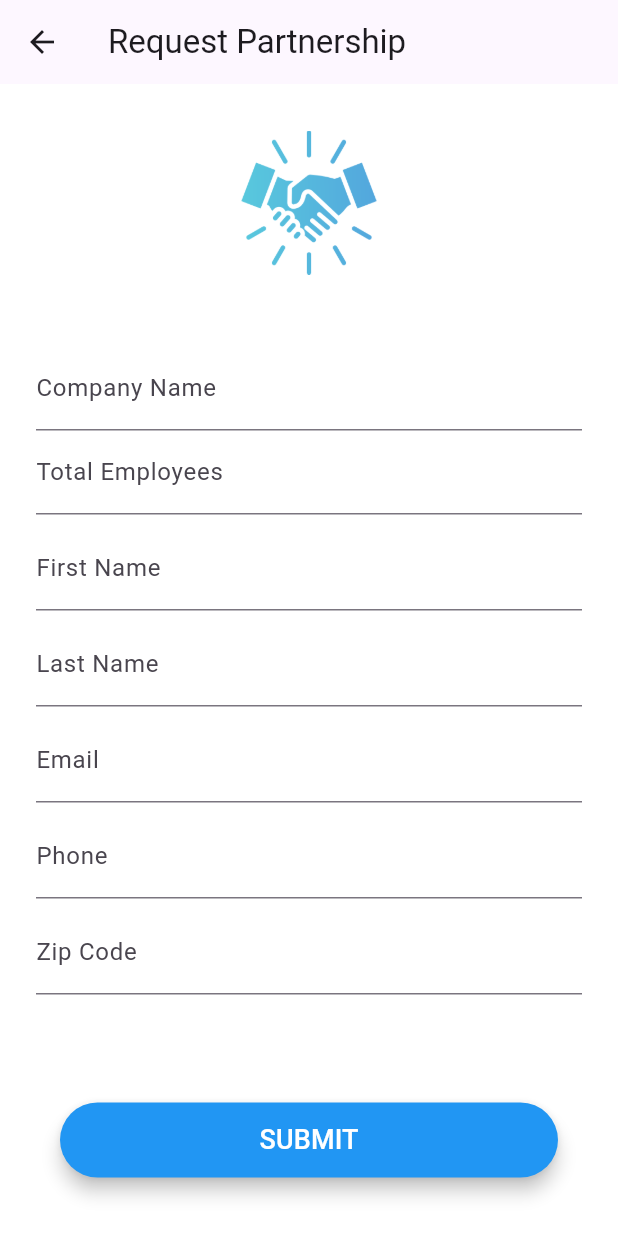
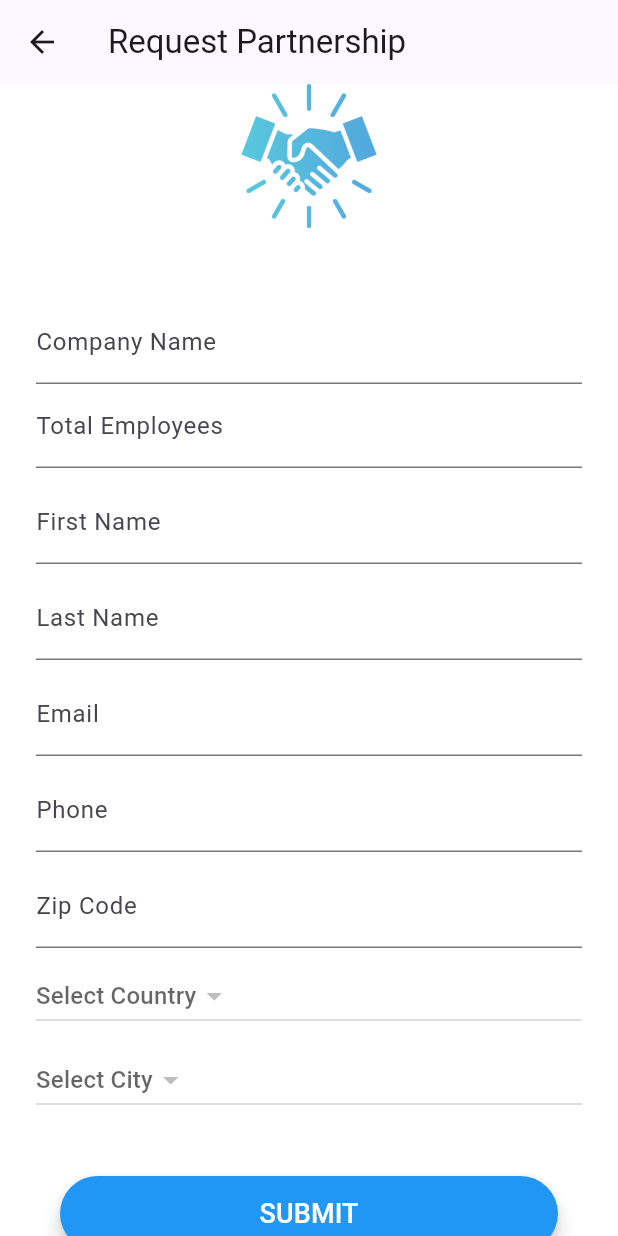
Before and after one commit to CreatorB/flutter-medmap, a Flutter app: the RequestPage screen opened directly with empty values, after a tap on "SUBMIT", on a phone screen of 412 x 824 dp. Run offline on Flutter 3.47's test engine with Material 3 defaults, Android fonts, the phone set to English and light mode, and no system bars; our stand-ins replace bloc, dio, equatable, flutter_bloc, flutter_cache_manager, flutter_image_compress and 6 more; missing offline and left inert: back_button_interceptor, flutter_pdfview, navbar_router, omega_dio_logger, pretty_http_logger; accounts and stored records are empty; network calls fail; statements that could not run were skipped; project files that could hold a hidden picture were left out.

Commit message:
:star2: fix partnership dropdown walhamdulillah

```diff
--- /dev/null
+++ b/lib/cubit/partnership/partnership.dart
@@ -0,0 +1,177 @@
+import 'package:flutter/material.dart';
+import 'package:http/http.dart' as http;
+import 'dart:convert';
+
+class Country {
+  final int id;
+  final String name;
+
+  Country({required this.id, required this.name});
+
+  factory Country.fromJson(Map<String, dynamic> json) {
+    return Country(
+      id: json['id'],
+      name: json['name'],
+    );
+  }
+}
+
+class City {
+  final int id;
+  final String name;
+  final int countryId;
+
+  City({required this.id, required this.name, required this.countryId});
+
+  factory City.fromJson(Map<String, dynamic> json) {
+    return City(
+      id: json['id'],
+      name: json['name'],
+      countryId: json['country_id'],
+    );
+  }
+}
+
+// Mendapatkan daftar negara
+Future<List<Country>> fetchCountries() async {
+  final response = await http.get(Uri.parse(
+      'https://api-medmap.mandatech.co.id/v1/countries?page=1&limit=25'));
+
+  if (response.statusCode == 200) {
+    List<dynamic> data = json.decode(response.body)['data'];
+    return data.map((country) => Country.fromJson(country)).toList();
+  } else {
+    throw Exception('Failed to load countries');
+  }
+}
+
+// Mendapatkan daftar kota berdasarkan ID negara
+Future<List<City>> fetchCities(int countryId) async {
+  final response = await http.get(Uri.parse(
+      'https://api-medmap.mandatech.co.id/v1/countries/$countryId/states?page=1&limit=1000'));
+
+  if (response.statusCode == 200) {
+    List<dynamic> data = json.decode(response.body)['data'];
+    return data.map((city) => City.fromJson(city)).toList();
+  } else {
+    throw Exception('Failed to load cities');
+  }
+}
+
+// void partnership() => runApp(CountryCityDropdown());
+
+class CountryCityDropdown extends StatefulWidget {
+  @override
+  _CountryCityDropdownState createState() => _CountryCityDropdownState();
+}
+
+class _CountryCityDropdownState extends State<CountryCityDropdown> {
+  List<Country> _countries = [];
+  List<City> _cities = [];
+  Country? _selectedCountry;
+  City? _selectedCity;
+  bool _isLoadingCountries = false;
+  bool _isLoadingCities = false;
+  String? _error;
+
+  @override
+  void initState() {
+    super.initState();
+    _loadCountries();
+  }
+
+  void _loadCountries() async {
+    setState(() {
+      _isLoadingCountries = true;
+      _error = null;
+    });
+    try {
+      List<Country> countries = await fetchCountries();
+      setState(() {
+        _countries = countries;
+      });
+    } catch (e) {
+      setState(() {
+        _error = e.toString();
+      });
+    } finally {
+      setState(() {
+        _isLoadingCountries = false;
+      });
+    }
+  }
+
+  void _loadCities(int countryId) async {
+    setState(() {
+      _isLoadingCities = true;
+      _error = null;
+    });
+    try {
+      List<City> cities = await fetchCities(countryId);
+      setState(() {
+        _cities = cities;
+        _selectedCity = null;
+      });
+    } catch (e) {
+      setState(() {
+        _error = e.toString();
+      });
+    } finally {
+      setState(() {
+        _isLoadingCities = false;
+      });
+    }
+  }
+
+  @override
+  Widget build(BuildContext context) {
+    return MaterialApp(
+      home: Scaffold(
+        appBar: AppBar(title: Text('Select Country and City')),
+        body: _isLoadingCountries
+            ? Center(child: CircularProgressIndicator())
+            : _error != null
+                ? Center(child: Text(_error!))
+                : Column(
+                    children: [
+                      DropdownButton<Country>(
+                        hint: Text('Select Country'),
+                        value: _selectedCountry,
+                        onChanged: (Country? newValue) {
+                          setState(() {
+                            _selectedCountry = newValue;
+                            if (newValue != null) {
+                              _loadCities(newValue.id);
+                            }
+                          });
+                        },
+                        items: _countries.map((Country country) {
+                          return DropdownMenuItem<Country>(
+                            value: country,
+                            child: Text(country.name),
+                          );
+                        }).toList(),
+                      ),
+                      _isLoadingCities
+                          ? Center(child: CircularProgressIndicator())
+                          : DropdownButton<City>(
+                              hint: Text('Select City'),
+                              value: _selectedCity,
+                              onChanged: (City? newValue) {
+                                setState(() {
+                                  _selectedCity = newValue;
+                                });
+                              },
+                              items: _cities.map((City city) {
+                                return DropdownMenuItem<City>(
+                                  value: city,
+                                  child: Text(city.name),
+                                );
+                              }).toList(),
+                            ),
+                    ],
+                  ),
+      ),
+    );
+  }
+}
--- a/lib/cubit/partnership/request_cubit.dart
+++ b/lib/cubit/partnership/request_cubit.dart
@@ -9,59 +9,74 @@ import 'package:omega_dio_logger/omega_dio_logger.dart';
 import 'package:equatable/equatable.dart';
 import 'package:go_router/go_router.dart';
 import 'package:fluttertoast/fluttertoast.dart';
-import 'request_state.dart';
+
+import 'package:meta/meta.dart';
+import 'dart:convert';
+part 'request_state.dart';
+
+class Country {
+  final int id;
+  final String name;
+
+  Country({required this.id, required this.name});
+
+  factory Country.fromJson(Map<String, dynamic> json) {
+    return Country(
+      id: json['id'],
+      name: json['name'],
+    );
+  }
+}
+
+class City {
+  final int id;
+  final String name;
+  final int countryId;
+
+  City({required this.id, required this.name, required this.countryId});
+
+  factory City.fromJson(Map<String, dynamic> json) {
+    return City(
+      id: json['id'],
+      name: json['name'],
+      countryId: json['country_id'],
+    );
+  }
+}
 
 class RequestCubit extends Cubit<RequestState> {
   RequestCubit() : super(RequestInitial());
 
   String? selectedCountryId;
-
   String? selectedStateId;
-
   final Dio _dio = Dio();
 
   void selectCountry(String countryId) {
-    print('Selecting Country ID: $countryId');
     selectedCountryId = countryId;
     if (state is CountriesLoaded) {
-      print('Emitting CountriesLoaded');
       emit(CountriesLoaded(countries: (state as CountriesLoaded).countries));
     }
     fetchStates(countryId);
   }
 
   void selectState(String stateId) {
-    print('Selecting State ID: $stateId');
     selectedStateId = stateId;
     if (state is StatesLoaded) {
-      print('Emitting StatesLoaded');
       emit(StatesLoaded(states: (state as StatesLoaded).states));
     }
   }
-
-  // void selectCountry(String countryId) async {
-  //   selectedCountryId = countryId;
-
-  //   emit(CountrySelected(countryId: countryId));
-
-  //   await fetchStates(countryId);
-  // }
-
-  // void selectState(String stateId) {
-  //   selectedStateId = stateId;
-
-  //   emit(StateSelected(stateId: stateId));
-  // }
 
   Future<void> fetchCountries() async {
     emit(RequestLoading());
 
     try {
-      final response =
-          await _dio.get('${Const.URL_API}/countries?page=1&limit=9999');
+      final response = await _dio.get('${Const.URL_API}/countries?page=1&limit=9999');
 
       if (response.statusCode == 200) {
-        emit(CountriesLoaded(countries: response.data['data']));
+        List<Country> countries = (response.data['data'] as List)
+            .map((country) => Country.fromJson(country))
+            .toList();
+        emit(CountriesLoaded(countries: countries));
       } else {
         emit(RequestError(message: 'Failed to load countries'));
       }
@@ -74,11 +89,13 @@ void selectCountry(String countryId) {
     emit(RequestLoading());
 
     try {
-      final response = await _dio
-          .get('${Const.URL_API}/countries/$countryId/states?page=1&limit=999');
+      final response = await _dio.get('${Const.URL_API}/countries/$countryId/states?page=1&limit=999');
 
       if (response.statusCode == 200) {
-        emit(StatesLoaded(states: response.data['data']));
+        List<City> states = (response.data['data'] as List)
+            .map((state) => City.fromJson(state))
+            .toList();
+        emit(StatesLoaded(states: states));
       } else {
         emit(RequestError(message: 'Failed to load states'));
       }
@@ -87,19 +104,12 @@ void selectCountry(String countryId) {
     }
   }
 
-  Future<void> submitForm(BuildContext context, id,Map<String, dynamic> formData) async {
-    print("Form Data $id : $formData");
-
+  Future<void> submitForm(BuildContext context, String id, Map<String, dynamic> formData) async {
+    // print('cekFormData : ' + formData.toString());
     emit(RequestLoading());
-
     try {
-      final response = await _dio.post(
-        '${Const.API_PRODUCTS}/$id/demo-request',
-        data: formData,
-      );
-      print('cekResponse : ' + response.toString());
+      final response = await _dio.post('${Const.API_PRODUCTS}/$id/demo-request', data: formData);
       if (response.statusCode == 200) {
-        // emit(RequestSuccess(message: response.data['message']));
         Fluttertoast.showToast(
           msg: "Successfully Submitted",
           toastLength: Toast.LENGTH_SHORT,
@@ -107,7 +117,7 @@ void selectCountry(String countryId) {
           timeInSecForIosWeb: 1,
           backgroundColor: Colors.green,
           textColor: Colors.white,
-        fontSize: 16.0
+          fontSize: 16.0,
         );
         Future.delayed(Duration(seconds: 1), () {
           context.go(AppRoutes.home);
@@ -121,32 +131,22 @@ void selectCountry(String countryId) {
   }
 
   String getSelectedCountryName() {
-  print('cekCountryInit');
-  if (state is CountriesLoaded) {
-    print('State is CountriesLoaded');
-    final country = (state as CountriesLoaded).countries.firstWhere(
-      (country) => country['id'].toString() == selectedCountryId,
-      orElse: () => null,
-    );
-    print('cekCountry: $country');
-    return country != null ? country['name'] : '';
+    if (state is CountriesLoaded && selectedCountryId != null) {
+      final country = (state as CountriesLoaded)
+          .countries
+          .firstWhere((country) => country.id.toString() == selectedCountryId, orElse: () => Country(id: 0, name: ''));
+      return country.name;
     }
-  print('State is not CountriesLoaded');
     return '';
   }
 
   String getSelectedStateName() {
-  print('cekStateInit');
-  if (state is StatesLoaded) {
-    print('State is StatesLoaded');
-    final stateObj = (state as StatesLoaded).states.firstWhere(
-      (state) => state['id'].toString() == selectedStateId,
-      orElse: () => null,
-    );
-    print('cekState: $stateObj');
-    return stateObj != null ? stateObj['name'] : '';
+    if (state is StatesLoaded && selectedStateId != null) {
+      final city = (state as StatesLoaded)
+          .states
+          .firstWhere((state) => state.id.toString() == selectedStateId, orElse: () => City(id: 0, name: '', countryId: 0));
+      return city.name;
     }
-  print('State is not StatesLoaded');
     return '';
   }
 }
--- a/lib/cubit/partnership/request_page.dart
+++ b/lib/cubit/partnership/request_page.dart
@@ -4,7 +4,74 @@ import 'package:flutter_bloc/flutter_bloc.dart';
 import 'package:go_router/go_router.dart';
 import 'package:medmap/route/app_routes.dart';
 import 'request_cubit.dart';
-import 'request_state.dart';
+import 'package:dio/dio.dart';
+import 'package:omega_dio_logger/omega_dio_logger.dart';
+import 'package:medmap/const.dart';
+import 'dart:convert';
+
+// patch dropdown city country
+class Country {
+  final int id;
+  final String name;
+
+  Country({required this.id, required this.name});
+
+  factory Country.fromJson(Map<String, dynamic> json) {
+    return Country(
+      id: json['id'],
+      name: json['name'],
+    );
+  }
+}
+
+class City {
+  final int id;
+  final String name;
+  final int countryId;
+
+  City({required this.id, required this.name, required this.countryId});
+
+  factory City.fromJson(Map<String, dynamic> json) {
+    return City(
+      id: json['id'],
+      name: json['name'],
+      countryId: json['country_id'],
+    );
+  }
+}
+
+// Mendapatkan daftar negara
+Future<List<Country>> fetchCountries() async {
+  var dio = Dio();
+  dio.interceptors.add(const OmegaDioLogger());
+  final response =
+      await dio.get('${Const.URL_API}/countries?page=1&limit=9999');
+  if (response.statusCode == 200) {
+    List<Country> countries = (response.data['data'] as List)
+        .map((country) => Country.fromJson(country))
+        .toList();
+    return countries;
+  } else {
+    throw Exception('Failed to load countries');
+  }
+}
+
+// Mendapatkan daftar kota berdasarkan ID negara
+Future<List<City>> fetchCities(int countryId) async {
+  var dio = Dio();
+  dio.interceptors.add(const OmegaDioLogger());
+  final response = await dio
+      .get('${Const.URL_API}/countries/$countryId/states?page=1&limit=999');
+  if (response.statusCode == 200) {
+    List<City> cities = (response.data['data'] as List)
+        .map((state) => City.fromJson(state))
+        .toList();
+    return cities;
+  } else {
+    throw Exception('Failed to load cities');
+  }
+}
+// end patch
 
 class RequestPage extends StatefulWidget {
   final int itemId;
@@ -24,20 +91,73 @@ class _RequestPageState extends State<RequestPage> {
   final TextEditingController _phoneController = TextEditingController();
   final TextEditingController _zipCodeController = TextEditingController();
 
+  // patch dropdown city country
+  List<Country> _countries = [];
+  List<City> _cities = [];
+  Country? _selectedCountry;
+  City? _selectedCity;
+  bool _isLoadingCountries = false;
+  bool _isLoadingCities = false;
+  String? _error;
+
   bool myInterceptor(bool stopDefaultButtonEvent, RouteInfo info) {
-    context.go('/home'); // Use your correct home route here
+    context.go(AppRoutes.home); // Use your correct home route here
     return true;
   }
 
   @override
   void initState() {
     super.initState();
-    // BackButtonInterceptor.add(myInterceptor);
+    _loadCountries();
+    BackButtonInterceptor.add(myInterceptor);
+  }
+
+  void _loadCountries() async {
+    setState(() {
+      _isLoadingCountries = true;
+      _error = null;
+    });
+    try {
+      List<Country> countries = await fetchCountries();
+      setState(() {
+        _countries = countries;
+      });
+    } catch (e) {
+      setState(() {
+        _error = e.toString();
+      });
+    } finally {
+      setState(() {
+        _isLoadingCountries = false;
+      });
+    }
+  }
+
+  void _loadCities(int countryId) async {
+    setState(() {
+      _isLoadingCities = true;
+      _error = null;
+    });
+    try {
+      List<City> cities = await fetchCities(countryId);
+      setState(() {
+        _cities = cities;
+        _selectedCity = null;
+      });
+    } catch (e) {
+      setState(() {
+        _error = e.toString();
+      });
+    } finally {
+      setState(() {
+        _isLoadingCities = false;
+      });
+    }
   }
 
   @override
   void dispose() {
-    // BackButtonInterceptor.remove(myInterceptor);
+    BackButtonInterceptor.remove(myInterceptor);
     _companyController.dispose();
     _totalEmployeesController.dispose();
     _firstNameController.dispose();
@@ -88,7 +208,7 @@ class _RequestPageState extends State<RequestPage> {
                 },
               );
             } else if (state is RequestSuccess) {
-              context.go('/home');
+              context.go(AppRoutes.home);
             }
           },
           builder: (context, state) {
@@ -123,14 +243,12 @@ class _RequestPageState extends State<RequestPage> {
                       'last_name': _lastNameController.text,
                       'email': _emailController.text,
                       'phone': _phoneController.text,
-                      'country_id':
-                          context.read<RequestCubit>().selectedCountryId,
-                      'state_id': context.read<RequestCubit>().selectedStateId,
+                      'country_id': _selectedCountry?.id,
+                      'state_id': _selectedCity?.id,
                       'zip_code': _zipCodeController.text
                     };
-                    context
-                        .read<RequestCubit>()
-                        .submitForm(context, widget.itemId, formData);
+                    context.read<RequestCubit>().submitForm(
+                        context, widget.itemId.toString(), formData);
                   }
                 },
                 child: Text('SUBMIT', style: TextStyle(fontSize: 18)),
@@ -228,26 +346,43 @@ class _RequestPageState extends State<RequestPage> {
                         return null;
                       },
                     ),
-                    SizedBox(height: 24.0),
-                    CountryDropdown(),
-// if (context.read<RequestCubit>().selectedCountryId != null)
-//                       Padding(
-//                         padding: const EdgeInsets.only(top: 8.0),
-//                         child: Text(
-//                           context.read<RequestCubit>().getSelectedCountryName(),
-//                           style: TextStyle(fontSize: 16, color: Colors.red),
-//                         ),
-//                       ),
                     SizedBox(height: 8.0),
-                    StateDropdown(),
-                    // if (context.read<RequestCubit>().selectedStateId != null)
-                    //   Padding(
-                    //     padding: const EdgeInsets.only(top: 8.0),
-                    //     child: Text(
-                    //       context.read<RequestCubit>().getSelectedStateName(),
-                    //       style: TextStyle(fontSize: 16),
-                    //     ),
-                    //   ),
+                    // CountryDropdown(),
+                    DropdownButton<Country>(
+                      hint: Text('Select Country'),
+                      value: _selectedCountry,
+                      onChanged: (Country? newValue) {
+                        setState(() {
+                          _selectedCountry = newValue;
+                          if (newValue != null) {
+                            _loadCities(newValue.id);
+                          }
+                        });
+                      },
+                      items: _countries.map((Country country) {
+                        return DropdownMenuItem<Country>(
+                          value: country,
+                          child: Text(country.name),
+                        );
+                      }).toList(),
+                    ),
+                    SizedBox(height: 8.0),
+                    // StateDropdown(),
+                    DropdownButton<City>(
+                      hint: Text('Select City'),
+                      value: _selectedCity,
+                      onChanged: (City? newValue) {
+                        setState(() {
+                          _selectedCity = newValue;
+                        });
+                      },
+                      items: _cities.map((City city) {
+                        return DropdownMenuItem<City>(
+                          value: city,
+                          child: Text(city.name),
+                        );
+                      }).toList(),
+                    ),
                     SizedBox(height: 24.0),
                     submitButton,
                     SizedBox(height: 8.0),
@@ -273,8 +408,8 @@ class CountryDropdown extends StatelessWidget {
             decoration: InputDecoration(labelText: 'Country'),
             items: state.countries.map<DropdownMenuItem<String>>((country) {
               return DropdownMenuItem<String>(
-                value: country['id'].toString(),
-                child: Text(country['name']),
+                value: country.id.toString(),
+                child: Text(country.name),
               );
             }).toList(),
             onChanged: (value) {
@@ -311,8 +446,8 @@ class StateDropdown extends StatelessWidget {
             decoration: InputDecoration(labelText: 'State'),
             items: state.states.map<DropdownMenuItem<String>>((state) {
               return DropdownMenuItem<String>(
-                value: state['id'].toString(),
-                child: Text(state['name']),
+                value: state.id.toString(),
+                child: Text(state.name),
               );
             }).toList(),
             onChanged: (value) {
--- a/lib/cubit/partnership/request_state.dart
+++ b/lib/cubit/partnership/request_state.dart
@@ -1,66 +1,61 @@
-import 'package:equatable/equatable.dart';
+// import 'package:equatable/equatable.dart';
 
-abstract class RequestState extends Equatable {
-  const RequestState();
+// abstract class RequestState extends Equatable {
+//   const RequestState();
 
-  @override
-  List<Object> get props => [];
-}
+//   @override
+//   List<Object> get props => [];
+// }
 
+part of 'request_cubit.dart';
+
+abstract class RequestState {}
 class RequestInitial extends RequestState {}
 
 class RequestLoading extends RequestState {}
 
 class RequestSuccess extends RequestState {
   final String message;
-  const RequestSuccess({required this.message});
+  RequestSuccess({required this.message});
 }
 
 class RequestError extends RequestState {
   final String message;
 
-  const RequestError({required this.message});
+  RequestError({required this.message});
 
-  @override
-  List<Object> get props => [message];
+  // @override
+  // List<Object> get props => [message];
 }
 
 class CountriesLoading extends RequestState {}
 
 class CountriesLoaded extends RequestState {
-  final List<dynamic> countries;
-
-  const CountriesLoaded({required this.countries});
-
-  @override
-  List<Object> get props => [countries];
+  final List<Country> countries;
+  CountriesLoaded({required this.countries});
 }
 
 class StatesLoading extends RequestState {}
 
 class StatesLoaded extends RequestState {
-  final List<dynamic> states;
-
-  const StatesLoaded({required this.states});
-
-  @override
-  List<Object> get props => [states];
+  final List<City> states;
+  StatesLoaded({required this.states});
 }
 
 class CountrySelected extends RequestState {
   final String countryId;
 
-  const CountrySelected({required this.countryId});
+  CountrySelected({required this.countryId});
 
-  @override
-  List<Object> get props => [countryId];
+  // @override
+  // List<Object> get props => [countryId];
 }
 
 class StateSelected extends RequestState {
   final String stateId;
 
-  const StateSelected({required this.stateId});
+  StateSelected({required this.stateId});
 
-  @override
-  List<Object> get props => [stateId];
+  // @override
+  // List<Object> get props => [stateId];
 }
--- a/lib/views/details/detail_products.dart
+++ b/lib/views/details/detail_products.dart
@@ -1,5 +1,6 @@
 import 'package:go_router/go_router.dart';
 import 'package:medmap/cubit/locations/location_page.dart';
+import 'package:medmap/cubit/partnership/partnership.dart';
 import 'package:medmap/cubit/partnership/request_page.dart';
 import 'package:medmap/models/response_product_manual.dart';
 import 'package:medmap/route/app_routes.dart';
@@ -191,6 +192,11 @@ class _DetailProductsState extends State<DetailProducts> {
             onPressed: () {
               context.push(AppRoutes.partnership, extra: widget.item.id);
               // context.push('/locations', extra: widget.item.id);
+              // intent to partnership.dart
+              // Navigator.push(
+              //   context,
+              //   MaterialPageRoute(builder: (context) => CountryCityDropdown()),
+              // );
             },
           ),
           IconButton(
```
Lines whose indentation alone changed are shown as unchanged.
